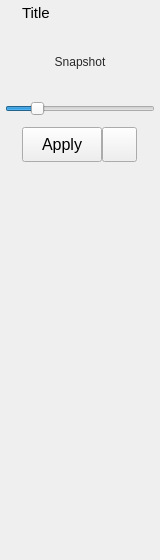
Old version of the form src/studiolibrarymaya/resource/ui/PoseLoadWidget.ui in the repository krathjen/studiolibrary.
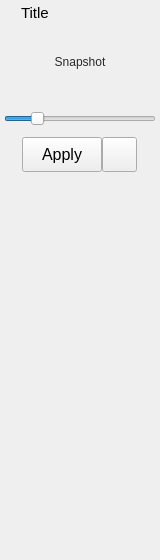
New version of the form. Icons and pictures are not drawn.

Commit message: Small improvement to the preview widget margins

```diff
--- a/src/studiolibrarymaya/resource/ui/PoseLoadWidget.ui
+++ b/src/studiolibrarymaya/resource/ui/PoseLoadWidget.ui
@@ -42,13 +42,13 @@
     <enum>QLayout::SetDefaultConstraint</enum>
    </property>
    <property name="leftMargin">
-    <number>5</number>
+    <number>4</number>
    </property>
    <property name="topMargin">
     <number>2</number>
    </property>
    <property name="rightMargin">
-    <number>5</number>
+    <number>4</number>
    </property>
    <property name="bottomMargin">
     <number>2</number>
@@ -338,7 +338,7 @@
         <property name="minimumSize">
          <size>
           <width>0</width>
-          <height>5</height>
+          <height>10</height>
          </size>
         </property>
         <property name="styleSheet">
@@ -353,7 +353,7 @@
         <property name="lineWidth">
          <number>0</number>
         </property>
-        <layout class="QVBoxLayout" name="verticalLayout_3" stretch="">
+        <layout class="QVBoxLayout" name="verticalLayout_3">
          <property name="spacing">
           <number>0</number>
          </property>
@@ -368,7 +368,7 @@
         <property name="minimumSize">
          <size>
           <width>0</width>
-          <height>5</height>
+          <height>10</height>
          </size>
         </property>
         <property name="styleSheet">
```
The commit also changes 2 other files.
